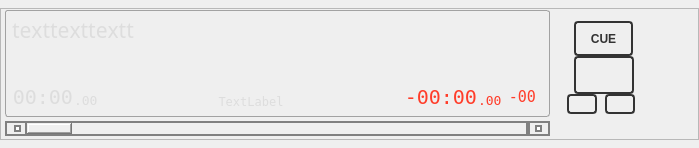
knowthelist/knowthelist, file src/playerwidget.ui: the form before one commit.
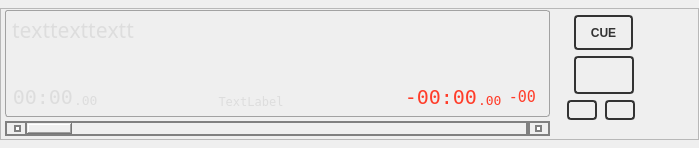
The form after the commit. Custom widgets are drawn as their Qt base class.

```diff
--- a/src/playerwidget.ui
+++ b/src/playerwidget.ui
@@ -2982,7 +2982,7 @@
         </property>
         <layout class="QVBoxLayout" name="verticalLayout_2">
          <property name="spacing">
-          <number>0</number>
+          <number>6</number>
          </property>
          <property name="sizeConstraint">
           <enum>QLayout::SizeConstraint::SetDefaultConstraint</enum>
@@ -2991,13 +2991,13 @@
           <number>8</number>
          </property>
          <property name="topMargin">
-          <number>0</number>
+          <number>6</number>
          </property>
          <property name="rightMargin">
           <number>16</number>
          </property>
          <property name="bottomMargin">
-          <number>0</number>
+          <number>6</number>
          </property>
          <item>
           <widget class="QFrame" name="frame_6">
```
